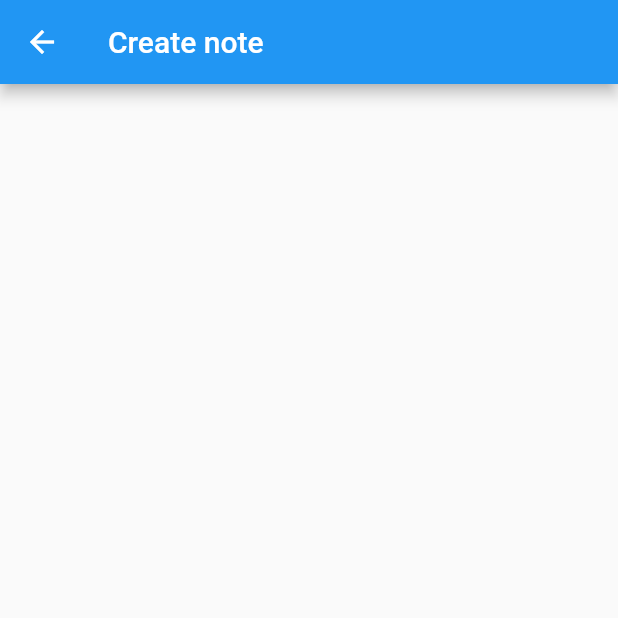
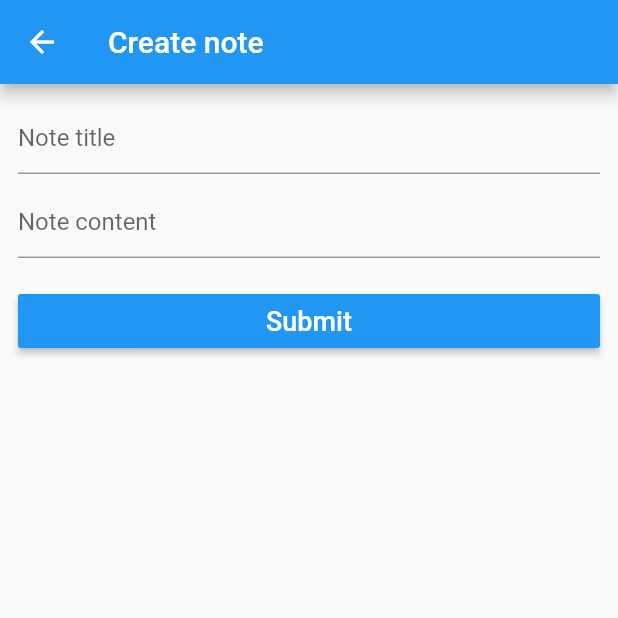
Before and after one commit to toriqultonu/Flutter-Projects, a Flutter app: the NoteModify screen opened directly, on a phone screen of 412 x 824 dp, the top half of it. Run offline on Flutter 3.47's test engine with Material 2 defaults, Android fonts, the phone set to English and light mode, and no system bars; our stand-ins replace animated_text_kit, cloud_firestore, firebase_auth, firebase_core, font_awesome_flutter, geolocator and 1 more; accounts and stored records are empty.

Commit message:
UI updated with note modify
note_modify.dart file added to modify or create a note

```diff
--- a/rest_api_demo/lib/views/note_modify.dart
+++ b/rest_api_demo/lib/views/note_modify.dart
@@ -5,8 +5,34 @@ class NoteModify extends StatelessWidget {
   Widget build(BuildContext context) {
     return Scaffold(
       appBar: AppBar(title: Text('Create note'),),
-      body: Container(
+      body: Padding(
+        padding: const EdgeInsets.all(12.0),
+        child: Column(
+          children: [
+            TextField(decoration: InputDecoration(
+              hintText: 'Note title'
+            ),),
+            SizedBox(height: 8,),
 
+            TextField(
+              decoration: InputDecoration(
+                hintText: 'Note content'
+              ),
+            ),
+            SizedBox(height: 18,),
+            SizedBox(
+              width: double.infinity,
+              child: RaisedButton(
+                child: Text('Submit',style: TextStyle(color: Colors.white,fontSize: 18),),
+                color: Theme.of(context).primaryColor,
+                onPressed: () {
+                  Navigator.of(context).pop();
+                },
+              ),
+            )
+          ],
+
+        ),
       )
     );
   }
```
